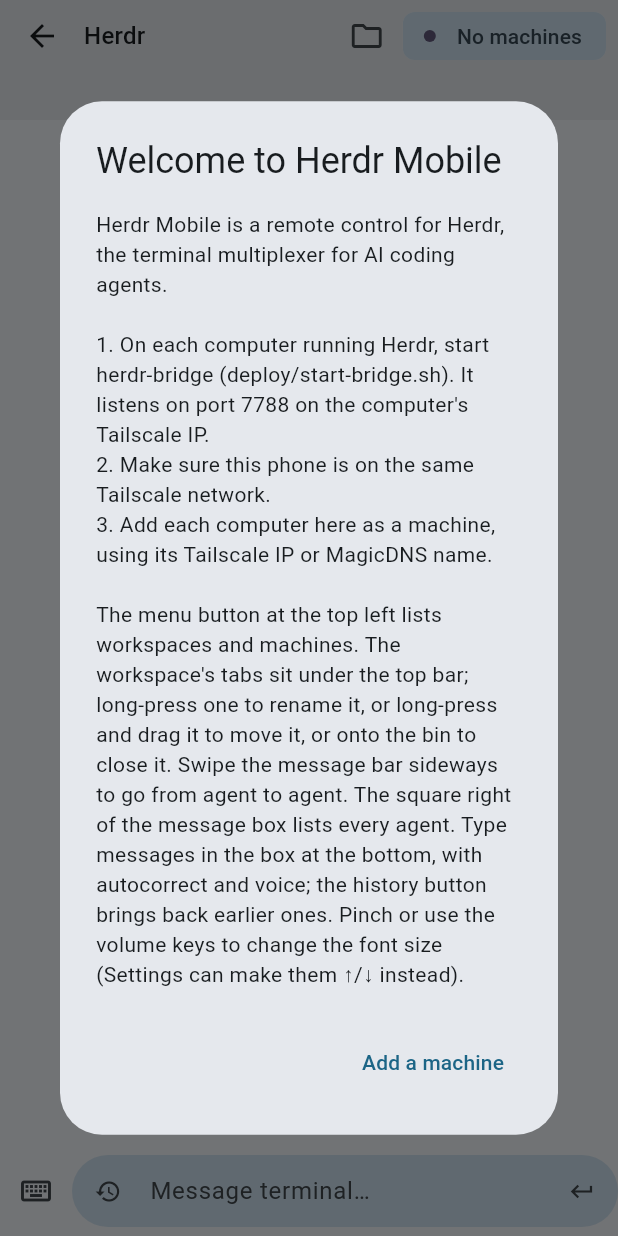
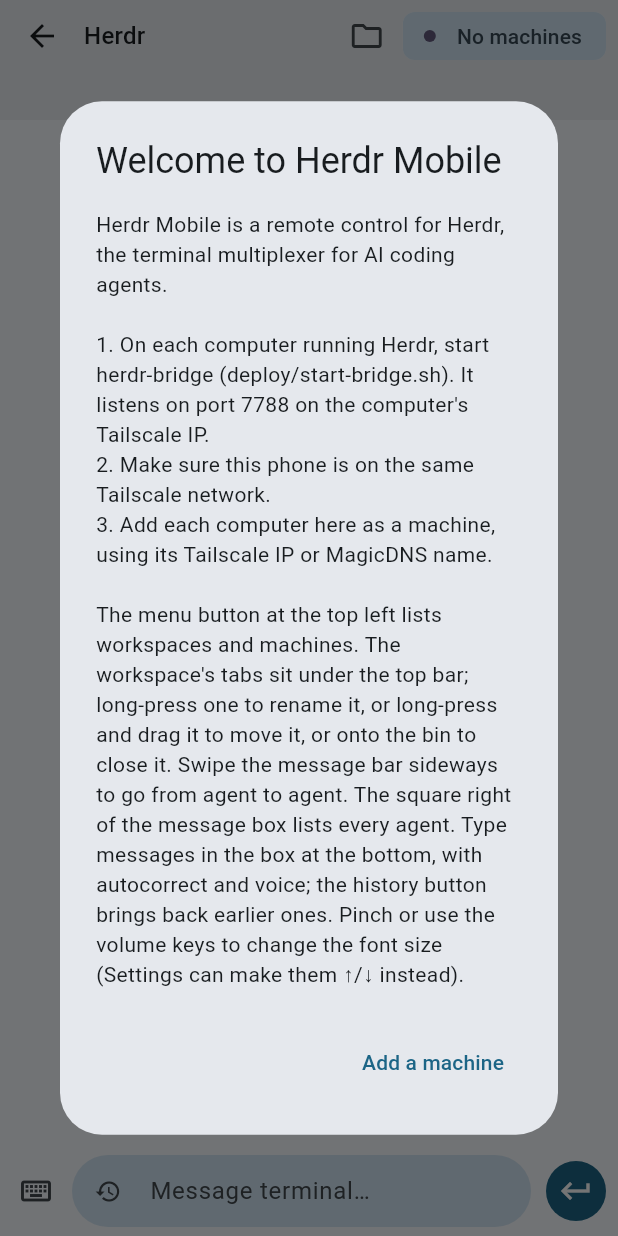
Before and after one commit to XicuM/herdr-mobile, a Flutter app: the TerminalScreen screen opened directly with empty values, on a phone screen of 412 x 824 dp. Run offline on Flutter 3.47's test engine with Material 3 defaults, Android fonts, the phone set to English and light mode, and no system bars; our stand-ins replace shared_preferences; missing offline and left inert: xterm; accounts and stored records are empty; statements that could not run were skipped.

Commit message:
style: separate send button into a distinct circular primary button like WhatsApp

```diff
--- a/app/lib/ui/screens/terminal_screen.dart
+++ b/app/lib/ui/screens/terminal_screen.dart
@@ -951,7 +951,7 @@
                                   filled: true,
                                   fillColor: scheme.secondaryContainer,
                                   isDense: true,
-                                  contentPadding: const EdgeInsets.symmetric(vertical: 10),
+                                  contentPadding: const EdgeInsets.symmetric(horizontal: 16, vertical: 10),
                                   border: OutlineInputBorder(
                                     borderRadius: BorderRadius.circular(24),
                                     borderSide: BorderSide.none,
@@ -961,18 +961,25 @@
                                     icon: const Icon(Icons.history),
                                     onPressed: _showHistory,
                                   ),
-                                  // Enter/Send sits inside the pill, styled like the history button.
-                                  suffixIcon: ValueListenableBuilder<TextEditingValue>(
-                                    valueListenable: _message,
-                                    builder: (context, val, _) => IconButton(
-                                      tooltip: val.text.isEmpty ? 'Enter' : 'Send',
-                                      icon: Icon(val.text.isEmpty ? Icons.keyboard_return : Icons.send),
-                                      onPressed: _sendMessage,
-                                    ),
-                                  ),
                                 ),
                               ),
                       ),
+                      if (!client.keyBar) ...[
+                        const SizedBox(width: 6),
+                        ValueListenableBuilder<TextEditingValue>(
+                          valueListenable: _message,
+                          builder: (context, val, _) => IconButton.filled(
+                            style: IconButton.styleFrom(
+                              backgroundColor: scheme.primary,
+                              foregroundColor: scheme.onPrimary,
+                            ),
+                            tooltip: val.text.isEmpty ? 'Enter' : 'Send',
+                            icon: Icon(val.text.isEmpty ? Icons.keyboard_return : Icons.send_rounded),
+                            onPressed: _sendMessage,
+                          ),
+                        ),
+                        const SizedBox(width: 4),
+                      ],
                     ],
                   ),
                 ),
```
